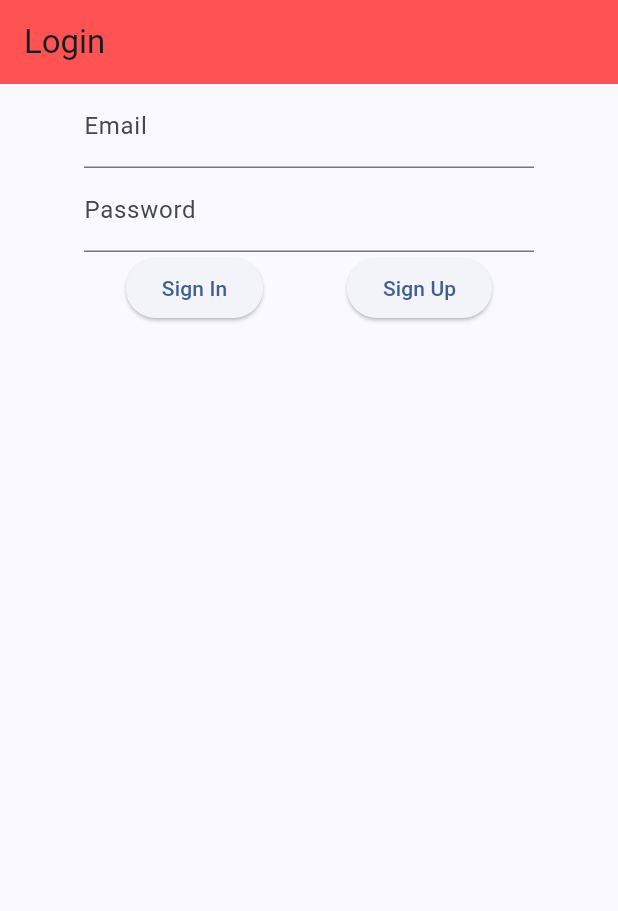
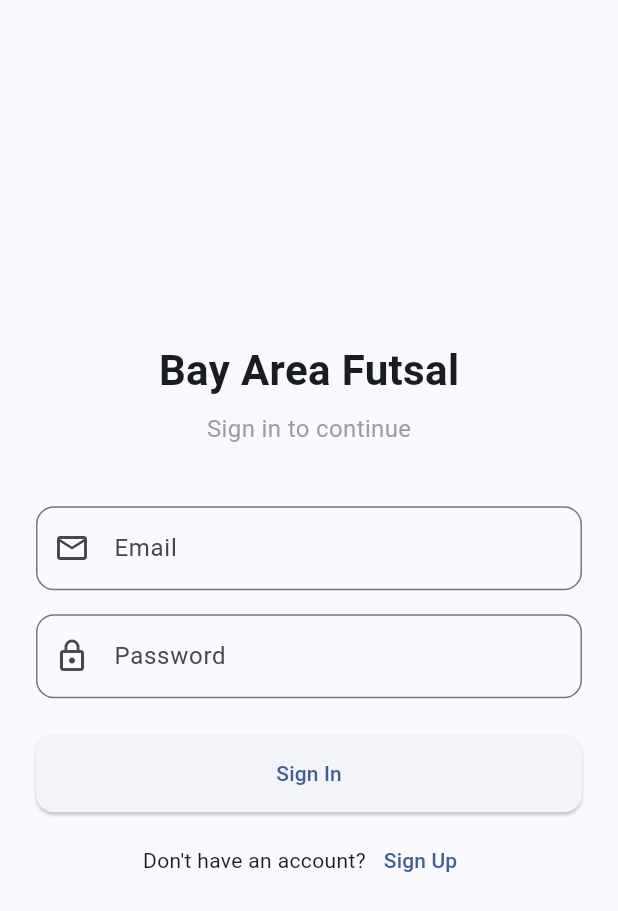
Before and after one commit to SajadMirzaei/sport-toolkit, a Flutter app: the screen it shows after launch, on a phone screen of 412 x 824 dp. Shown: the top 911 px of the screen. Run offline on Flutter 3.47's test engine with Material 3 defaults, Android fonts, the phone set to English and light mode, and no system bars; our stand-ins replace cloud_firestore, firebase_auth, firebase_core; accounts and stored records are empty; generated files the repository leaves out were written again.

Commit message:
Update the login page to a more modern look

```diff
--- /dev/null
+++ b/lib/constants.dart
@@ -0,0 +1,2 @@
+ const String kLoginPageTitle = 'Bay Area Futsal';
+const String kLoginPageSubtitle = 'Sign in to continue';
--- a/lib/views/login_page.dart
+++ b/lib/views/login_page.dart
@@ -1,5 +1,6 @@
 import 'package:flutter/material.dart';
 import 'package:provider/provider.dart';
+import '../constants.dart';
 import '../providers/login_provider.dart';
 
 class LoginPage extends StatefulWidget {
@@ -43,22 +44,27 @@
 
   void _showErrorSnackBar(String message) {
     ScaffoldMessenger.of(context).showSnackBar(
-      SnackBar(content: Text(message), backgroundColor: Colors.red),
+      SnackBar(content: Text(message), backgroundColor: Theme.of(context).colorScheme.error),
     );
   }
 
   Widget _buildForm() {
-    return SizedBox(
-      width: 300.0,
-      child: Form(
+    return Form(
       key: _formKey,
       child: Column(
+        mainAxisSize: MainAxisSize.min,
         children: [
           TextFormField(
             onChanged: (value) {
               _email = value;
             },
-              decoration: const InputDecoration(labelText: 'Email'),
+            decoration: InputDecoration(
+              labelText: 'Email',
+              prefixIcon: const Icon(Icons.email_outlined),
+              border: OutlineInputBorder(
+                borderRadius: BorderRadius.circular(12),
+              ),
+            ),
             validator: (value) {
               if (value == null || value.isEmpty) {
                 return 'Please enter your email';
@@ -68,12 +74,20 @@
               }
               return null;
             },
+            keyboardType: TextInputType.emailAddress,
           ),
+          const SizedBox(height: 16),
           TextFormField(
             onChanged: (value) {
               _password = value;
             },
-              decoration: const InputDecoration(labelText: 'Password'),
+            decoration: InputDecoration(
+              labelText: 'Password',
+              prefixIcon: const Icon(Icons.lock_outline),
+              border: OutlineInputBorder(
+                borderRadius: BorderRadius.circular(12),
+              ),
+            ),
             obscureText: true,
             validator: (value) {
               if (value == null || value.isEmpty) {
@@ -85,14 +99,27 @@
               return null;
             },
           ),
-            Row(
-              mainAxisAlignment: MainAxisAlignment.spaceAround,
-              children: [
-                ElevatedButton(
+          const SizedBox(height: 24),
+          SizedBox(
+            width: double.infinity,
+            child: ElevatedButton(
               onPressed: _handleEmailPasswordLogin,
+              style: ElevatedButton.styleFrom(
+                padding: const EdgeInsets.symmetric(vertical: 16),
+                shape: RoundedRectangleBorder(
+                  borderRadius: BorderRadius.circular(12),
+                ),
+              ),
               child: const Text('Sign In'),
             ),
-                ElevatedButton(
+          ),
+          const SizedBox(height: 8),
+          Wrap(
+            alignment: WrapAlignment.center,
+            crossAxisAlignment: WrapCrossAlignment.center,
+            children: [
+              const Text("Don't have an account?"),
+              TextButton(
                 onPressed: _handleEmailPasswordSignUp,
                 child: const Text('Sign Up'),
               ),
@@ -100,19 +127,40 @@
           ),
         ],
       ),
-      ),
     );
   }
 
   @override
   Widget build(BuildContext context) {
     return Scaffold(
-      appBar: AppBar(
-        title: const Text('Login'),
-        backgroundColor: Colors.redAccent,
+      body: SafeArea(
+        child: Center(
+          child: SingleChildScrollView(
+            child: Padding(
+              padding: const EdgeInsets.all(24.0),
+              child: Column(
+                mainAxisAlignment: MainAxisAlignment.center,
+                crossAxisAlignment: CrossAxisAlignment.center,
+                children: [
+                  const Text(
+                    kLoginPageTitle,
+                    style: TextStyle(fontSize: 28, fontWeight: FontWeight.bold),
                   ),
-      body: SingleChildScrollView(
-        child: Center(child: _buildForm()),
+                  const SizedBox(height: 8),
+                  const Text(
+                    kLoginPageSubtitle,
+                    style: TextStyle(fontSize: 16, color: Colors.grey),
+                  ),
+                  const SizedBox(height: 40),
+                  ConstrainedBox(
+                    constraints: const BoxConstraints(maxWidth: 400),
+                    child: _buildForm()
+                  ),
+                ],
+              ),
+            ),
+          ),
+        ),
       ),
     );
   }
```
Also changed, not shown: 1 other file. Lines whose indentation alone changed are shown as unchanged.
